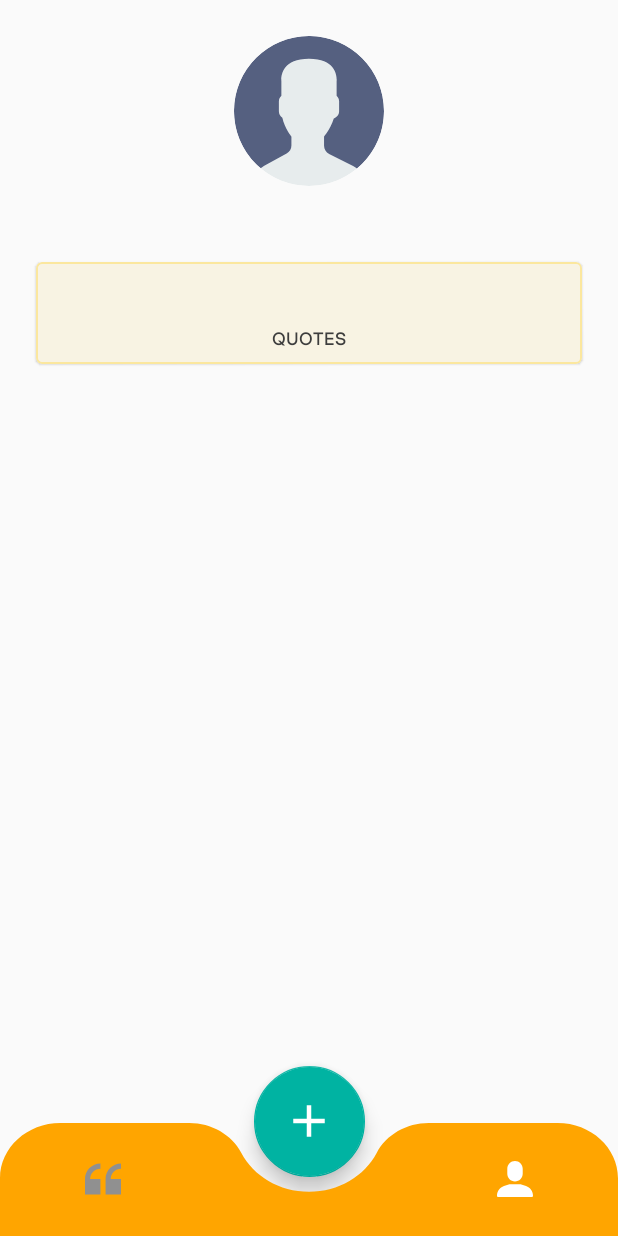
After one commit to mirzemehdi/quotesapp, an Android app: the ProfileFragment screen opened through its navigation route, on a phone screen of 412 x 824 dp. The commit adds this screen. Run offline under Robolectric (Android 15) with nearby library versions, the light colour scheme and no system bars; our stand-ins replace CircleImageView, Dagger/Hilt's generated code, Firebase (no records; nobody signed in at launch, a user with empty details on screens opened directly), Picasso, Timber and 2 more; libraries missing offline, so code that uses them is left out: androidx.hilt.lifecycle; pictures from the network do not load.

Commit message:
Added Profile

```diff
--- a/app/src/main/java/com/mmk/quotesapp/ui/activities/MainActivity.kt
+++ b/app/src/main/java/com/mmk/quotesapp/ui/activities/MainActivity.kt
@@ -45,7 +45,7 @@ class MainActivity : AppCompatActivity() {
 
         }
         navController.addOnDestinationChangedListener { _, destination, _ ->
-            bottomNavigation.isVisible=destination.id in arrayOf(R.id.quotesFragment)
+            bottomNavigation.isVisible=destination.id in arrayOf(R.id.quotesFragment,R.id.profileFragment)
             addQuoteButton.isVisible=bottomNavigation.isVisible
         }
     }
--- /dev/null
+++ b/app/src/main/java/com/mmk/quotesapp/ui/fragments/profile/ProfileFragment.kt
@@ -0,0 +1,15 @@
+package com.mmk.quotesapp.ui.fragments.profile
+
+import android.os.Bundle
+import androidx.fragment.app.Fragment
+import android.view.LayoutInflater
+import android.view.View
+import android.view.ViewGroup
+import com.mmk.quotesapp.R
+
+
+class ProfileFragment : Fragment(R.layout.fragment_profile) {
+
+
+
+}
--- a/app/src/main/java/com/mmk/quotesapp/ui/fragments/quoteslist/QuotesAdapter.kt
+++ b/app/src/main/java/com/mmk/quotesapp/ui/fragments/quoteslist/QuotesAdapter.kt
@@ -11,6 +11,8 @@ import javax.inject.Inject
  */
 class QuotesAdapter :GenericRecyclerViewAdapter<Quote>(R.layout.item_quote_list,QuoteItemDiffCallBack()) {
 
+
+
     internal class QuoteItemDiffCallBack:DiffUtil.ItemCallback<Quote>(){
         override fun areItemsTheSame(oldItem: Quote, newItem: Quote): Boolean {
             return oldItem.id==newItem.id
--- a/app/src/main/java/com/mmk/quotesapp/ui/fragments/quoteslist/QuotesFragment.kt
+++ b/app/src/main/java/com/mmk/quotesapp/ui/fragments/quoteslist/QuotesFragment.kt
@@ -4,6 +4,7 @@ import android.os.Bundle
 import android.view.LayoutInflater
 import android.view.View
 import android.view.ViewGroup
+import android.widget.Toast
 import androidx.core.view.isVisible
 import androidx.fragment.app.Fragment
 import androidx.fragment.app.viewModels
@@ -51,6 +52,9 @@ class QuotesFragment: Fragment(R.layout.fragement_quotes) {
                 progressBarQuotes.isVisible = this is LoadState.Loading
             }
         }
+        quotesAdapter.onClickItem={
+            Toast.makeText(context, it.text, Toast.LENGTH_SHORT).show()
+        }
     }
 
     private fun observeValues() {
--- a/app/src/main/java/com/mmk/quotesapp/ui/fragments/quoteslist/QuotesViewModel.kt
+++ b/app/src/main/java/com/mmk/quotesapp/ui/fragments/quoteslist/QuotesViewModel.kt
@@ -2,11 +2,9 @@ package com.mmk.quotesapp.ui.fragments.quoteslist
 
 import android.app.Application
 import androidx.hilt.lifecycle.ViewModelInject
-import androidx.lifecycle.AndroidViewModel
-import androidx.lifecycle.LiveData
-import androidx.lifecycle.MutableLiveData
-import androidx.lifecycle.liveData
+import androidx.lifecycle.*
 import androidx.paging.PagingData
+import androidx.paging.cachedIn
 import com.mmk.quotesapp.model.Quote
 import com.mmk.quotesapp.network.NetworkResource
 import com.mmk.quotesapp.repository.QuoteRepository
@@ -35,9 +33,13 @@ class QuotesViewModel @ViewModelInject constructor(
     }
 
 
+
+
+
+
      private fun getQuotes() {
 
-         quotesList=quotesRepository.getQuotes()
+         quotesList=quotesRepository.getQuotes().cachedIn(viewModelScope)
 //        quotesList= liveData(IO){
 //            val response=quotesRepository.getQuotes()
 //            withContext(Main) {
--- a/app/src/main/java/com/mmk/quotesapp/utils/GenericRecylerViewAdapter.kt
+++ b/app/src/main/java/com/mmk/quotesapp/utils/GenericRecylerViewAdapter.kt
@@ -6,10 +6,8 @@ import androidx.databinding.DataBindingUtil
 import androidx.databinding.ViewDataBinding
 import androidx.paging.PagingDataAdapter
 import androidx.recyclerview.widget.DiffUtil
-import androidx.recyclerview.widget.ListAdapter
 import androidx.recyclerview.widget.RecyclerView
 import com.mmk.quotesapp.BR
-import com.mmk.quotesapp.R
 
 /**
  * Created by mirzemehdi on 8/11/20
@@ -17,7 +15,10 @@ import com.mmk.quotesapp.R
 
 interface GenericRecyclerViewItemModel
 
-class GenericRecyclerViewHolder<T : GenericRecyclerViewItemModel> private constructor(private val binding: ViewDataBinding) :
+class GenericRecyclerViewHolder<T : GenericRecyclerViewItemModel> private constructor(
+    private val binding: ViewDataBinding,
+    private val onClickItem: ((item: T) -> Unit)?
+) :
     RecyclerView.ViewHolder(binding.root) {
 
     fun bind(item: T) {
@@ -25,17 +26,19 @@ class GenericRecyclerViewHolder<T : GenericRecyclerViewItemModel> private constr
             setVariable(BR.listItem, item)
             executePendingBindings()
         }
+        itemView.setOnClickListener { onClickItem?.invoke(item) }
     }
 
     companion object {
         fun <T : GenericRecyclerViewItemModel> from(
             parent: ViewGroup,
-            @LayoutRes layoutId: Int
+            @LayoutRes layoutId: Int,
+            onClickItem: ((item: T) -> Unit)?
         ): GenericRecyclerViewHolder<T> {
             val inflater = parent.context.layoutInflater
             val binding =
                 DataBindingUtil.inflate<ViewDataBinding>(inflater, layoutId, parent, false)
-            return GenericRecyclerViewHolder(binding)
+            return GenericRecyclerViewHolder(binding,onClickItem)
         }
     }
 }
@@ -49,12 +52,15 @@ open class GenericRecyclerViewAdapter<T : GenericRecyclerViewItemModel>(
     diffCallback: DiffUtil.ItemCallback<T>
 ) :
     PagingDataAdapter<T, GenericRecyclerViewHolder<T>>(diffCallback) {
+
+    open var onClickItem:((item:T)->Unit )?=null
+
     override fun onCreateViewHolder(
         parent: ViewGroup,
         viewType: Int
     ): GenericRecyclerViewHolder<T> {
 
-        return GenericRecyclerViewHolder.from(parent, layoutId)
+        return GenericRecyclerViewHolder.from(parent, layoutId,onClickItem)
 
     }
 
@@ -62,6 +68,7 @@ open class GenericRecyclerViewAdapter<T : GenericRecyclerViewItemModel>(
         val item = getItem(position)
         item?.let { holder.bind(it) }
 
+
     }
 
 
--- /dev/null
+++ b/app/src/main/res/layout/fragment_profile.xml
@@ -0,0 +1,111 @@
+<?xml version="1.0" encoding="utf-8"?>
+<androidx.constraintlayout.widget.ConstraintLayout xmlns:android="http://schemas.android.com/apk/res/android"
+    xmlns:tools="http://schemas.android.com/tools"
+    android:layout_width="match_parent"
+    android:layout_height="match_parent"
+    xmlns:app="http://schemas.android.com/apk/res-auto"
+    tools:context=".ui.fragments.profile.ProfileFragment">
+
+
+        <de.hdodenhof.circleimageview.CircleImageView
+            android:id="@+id/profileImageView"
+            app:layout_constraintTop_toTopOf="parent"
+            app:layout_constraintEnd_toEndOf="parent"
+            app:layout_constraintStart_toStartOf="parent"
+            android:layout_width="@dimen/size_profile_image"
+            android:layout_marginTop="@dimen/margin_top_profile_image"
+            android:src="@drawable/ic_person"
+            android:layout_height="@dimen/size_profile_image">
+
+
+
+        </de.hdodenhof.circleimageview.CircleImageView>
+
+
+
+        <TextView
+            android:id="@+id/profileDisplayName"
+            android:layout_width="wrap_content"
+            android:layout_centerHorizontal="true"
+            tools:text="Mirzamehdi Karimov"
+            android:textSize="20sp"
+            app:layout_constraintStart_toStartOf="parent"
+            app:layout_constraintEnd_toEndOf="parent"
+            android:layout_margin="@dimen/margin_profile_name"
+            app:layout_constraintTop_toBottomOf="@id/profileImageView"
+            android:fontFamily="@font/tthoves_bold"
+            android:textColor="@color/colorDarkBlack"
+            android:layout_height="wrap_content">
+
+        </TextView>
+
+
+
+    <com.google.android.material.card.MaterialCardView
+        android:id="@+id/profileQuotesNumberCardView"
+        app:layout_constraintTop_toBottomOf="@id/profileDisplayName"
+        app:layout_constraintStart_toStartOf="parent"
+        app:layout_constraintEnd_toEndOf="parent"
+        android:layout_width="0dp"
+        android:layout_marginStart="24dp"
+        android:layout_marginEnd="24dp"
+        android:layout_marginTop="8dp"
+        app:cardCornerRadius="4dp"
+        app:cardBackgroundColor="@color/colorOrangeLight"
+        app:strokeWidth="1dp"
+        app:strokeColor="@color/colorOrangeDark"
+        android:layout_height="68dp">
+
+        <LinearLayout
+            android:layout_width="match_parent"
+            android:orientation="vertical"
+            android:gravity="center"
+            android:layout_height="match_parent">
+
+        <TextView
+            android:id="@+id/profileQuoteNumber"
+            tools:text="1000"
+            android:layout_margin="1dp"
+            android:textSize="24sp"
+            android:fontFamily="@font/tthoves_bold"
+            android:textColor="@color/colorBlack"
+            android:layout_width="wrap_content"
+            android:layout_height="wrap_content">
+
+        </TextView>
+
+        <TextView
+            android:text="@string/text_quotes"
+            android:textSize="12sp"
+            android:textColor="@color/colorBlack"
+            android:fontFamily="@font/tthoves_medium"
+            android:layout_width="wrap_content"
+            android:layout_height="wrap_content">
+
+        </TextView>
+
+        </LinearLayout>
+
+
+
+    </com.google.android.material.card.MaterialCardView>
+
+    <androidx.recyclerview.widget.RecyclerView
+        android:id="@+id/profileQuotesRecyclerView"
+        app:layout_constraintTop_toBottomOf="@id/profileQuotesNumberCardView"
+        android:layout_width="0dp"
+        app:layout_constraintStart_toStartOf="parent"
+        app:layout_constraintEnd_toEndOf="parent"
+        app:layoutManager="androidx.recyclerview.widget.LinearLayoutManager"
+        android:layout_marginTop="@dimen/margin_profile_recyclerView"
+        android:layout_marginStart="@dimen/margin_profile_recyclerView"
+        tools:listitem="@layout/item_quote_list"
+        app:layout_constraintBottom_toBottomOf="parent"
+        android:layout_marginEnd="@dimen/margin_profile_recyclerView"
+        android:layout_height="0dp"/>
+
+
+
+
+
+</androidx.constraintlayout.widget.ConstraintLayout>
--- a/app/src/main/res/layout/item_quote_list.xml
+++ b/app/src/main/res/layout/item_quote_list.xml
@@ -13,6 +13,7 @@
         android:layout_width="match_parent"
         app:cardBackgroundColor="@color/colorQuoteCardViewBg"
         android:layout_margin="@dimen/marginQuoteCardView"
+
         app:cardCornerRadius="@dimen/card_quote_corner_radius_"
 
         app:cardElevation="@dimen/card_quote_elevation"
--- a/app/src/main/res/menu/bottom_nav.xml
+++ b/app/src/main/res/menu/bottom_nav.xml
@@ -8,7 +8,7 @@
     <item android:id="@+id/addNewQuoteFragment"
         android:title="@string/menu_title_empty"/>
 
-    <item android:id="@+id/profile_menu"
+    <item android:id="@+id/profileFragment"
         android:icon="@drawable/ic_profile"
         android:title="@string/menu_title_profile"/>
 
--- a/app/src/main/res/navigation/nav_graph.xml
+++ b/app/src/main/res/navigation/nav_graph.xml
@@ -14,4 +14,9 @@
         android:name="com.mmk.quotesapp.ui.fragments.addquote.AddNewQuoteFragment"
         android:label="fragment_add_quote"
         tools:layout="@layout/fragment_add_quote" />
+    <fragment
+        android:id="@+id/profileFragment"
+        android:name="com.mmk.quotesapp.ui.fragments.profile.ProfileFragment"
+        android:label="fragment_profile"
+        tools:layout="@layout/fragment_profile" />
 </navigation>
--- a/app/src/main/res/values/colors.xml
+++ b/app/src/main/res/values/colors.xml
@@ -11,4 +11,6 @@
 
 
     <color name="colorPlaceHolder">#A6A6A6</color>
+    <color name="colorOrangeLight">#F8F3E3</color>
+    <color name="colorOrangeDark">#FBE79E</color>
 </resources>
--- a/app/src/main/res/values/dimens.xml
+++ b/app/src/main/res/values/dimens.xml
@@ -34,5 +34,9 @@
     <dimen name="margin_add_new_quote_button">24dp</dimen>
     <dimen name="add_quote_button_corner_radius">4dp</dimen>
     <dimen name="padding_add_new_quote_button">16dp</dimen>
+    <dimen name="size_profile_image">100dp</dimen>
+    <dimen name="margin_top_profile_image">24dp</dimen>
+    <dimen name="margin_profile_name">16dp</dimen>
+    <dimen name="margin_profile_recyclerView">8dp</dimen>
 
 </resources>
--- a/app/src/main/res/values/strings.xml
+++ b/app/src/main/res/values/strings.xml
@@ -14,4 +14,5 @@
     <string name="hint_write_your_quote">New quote</string>
     <string name="hint_new_quote_author">Author</string>
     <string name="text_add_new_quote_btn">Add</string>
+    <string name="text_quotes">QUOTES</string>
 </resources>
--- a/build.gradle
+++ b/build.gradle
@@ -14,7 +14,7 @@ buildscript {
         version_retrofit = "2.7.1"
         version_retrofit_coroutines_adapter = "0.9.2"
         version_okhttp_logging="4.2.1"
-        version_paging = "3.0.0-alpha01"
+        version_paging = "3.0.0-alpha03"
         version_picasso="2.5.2"
         version_circle_image_view="3.1.0"
         version_google_services="4.3.3"
```
